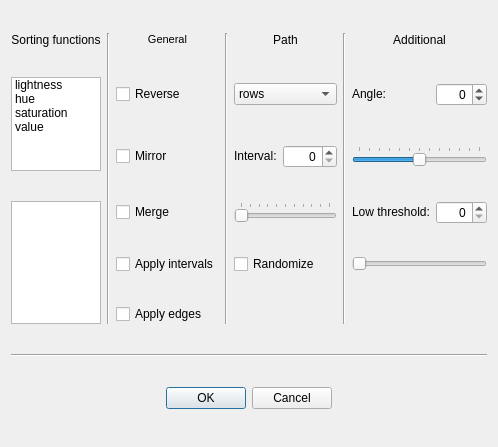
Before: the Qt Designer form optionsdialog.ui in muji-4ok/pixel-sort-qt5, drawn with Qt 5.
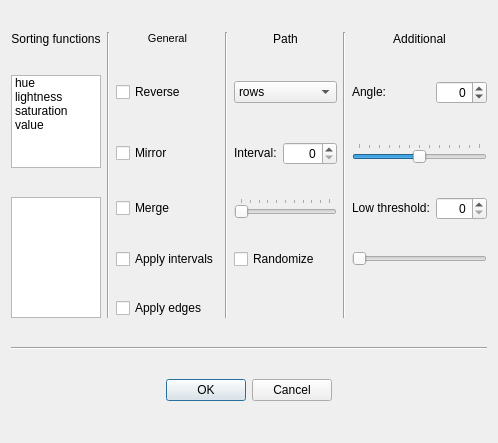
After: the same form once the commit is applied. Icons and pictures are not drawn. Custom widgets are drawn as their Qt base class.

Diff of the .ui file:
```diff
--- a/optionsdialog.ui
+++ b/optionsdialog.ui
@@ -6,8 +6,8 @@
    <rect>
     <x>0</x>
     <y>0</y>
-    <width>459</width>
-    <height>447</height>
+    <width>464</width>
+    <height>443</height>
    </rect>
   </property>
   <property name="sizePolicy">
@@ -534,16 +534,16 @@
      <property name="sortingEnabled">
       <bool>true</bool>
      </property>
-     <item>
-      <property name="text">
-       <string>lightness</string>
-      </property>
-     </item>
      <item>
       <property name="text">
        <string>hue</string>
       </property>
      </item>
+     <item>
+      <property name="text">
+       <string>lightness</string>
+      </property>
+     </item>
      <item>
       <property name="text">
        <string>saturation</string>
```
Left out of the diff: 8 changed lines with no effect on the pictures.
